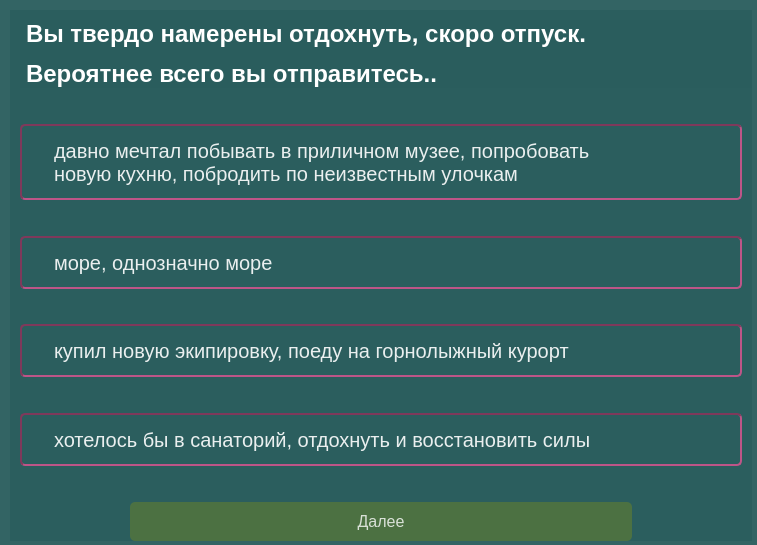
Before: the Qt Designer form forms/test2.ui in PolinaBack/MyMap, drawn with Qt 5.
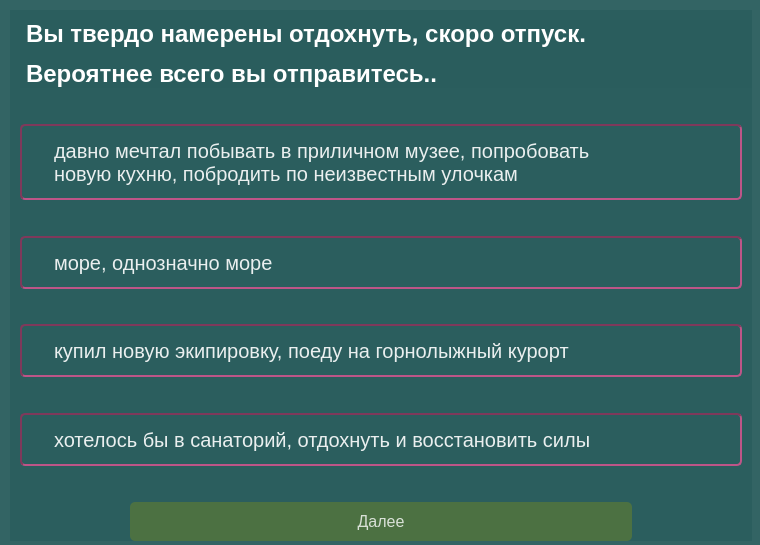
After: the same form once the commit is applied.

What changed in the file:
```diff
--- a/forms/test2.ui
+++ b/forms/test2.ui
@@ -6,7 +6,7 @@
    <rect>
     <x>0</x>
     <y>0</y>
-    <width>757</width>
+    <width>760</width>
     <height>545</height>
    </rect>
   </property>
```
